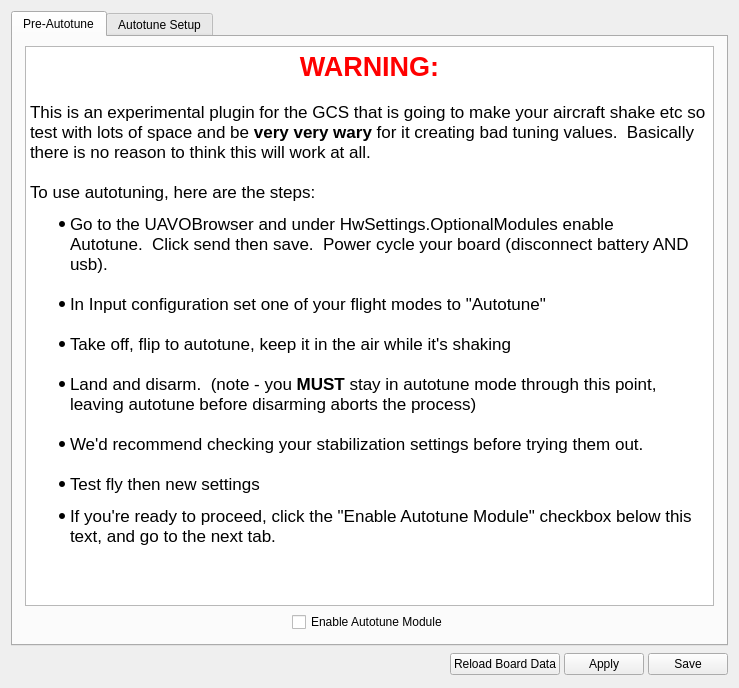
Old version of the form ground/openpilotgcs/src/plugins/config/autotune.ui in the repository openpilot/OpenPilot.
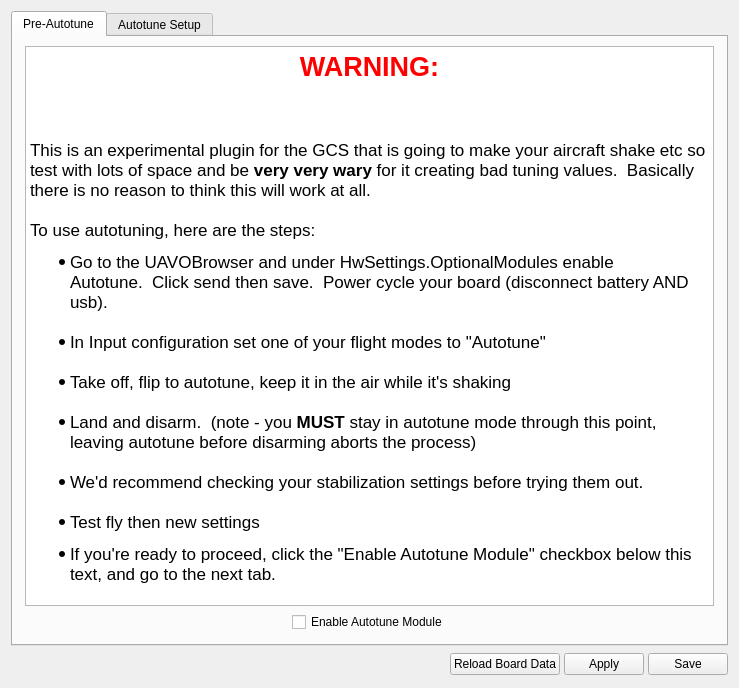
New version of the form. The open tabs and pages were chosen to show the change.

Commit message:
GCS-Yaw mixing level reverse button
Changed the slider values from -100/+100 to 0/100 and wrote the code for
the invert checkbox.
NOT TESTED

Diff of the .ui file:
```diff
--- a/ground/openpilotgcs/src/plugins/config/autotune.ui
+++ b/ground/openpilotgcs/src/plugins/config/autotune.ui
@@ -21,7 +21,7 @@
   </property>
   <layout class="QVBoxLayout" name="verticalLayout_2">
    <property name="spacing">
-    <number>-1</number>
+    <number>6</number>
    </property>
    <item>
     <widget class="QTabWidget" name="Autotune_tabs">
@@ -80,17 +80,18 @@
           <string>&lt;!DOCTYPE HTML PUBLIC &quot;-//W3C//DTD HTML 4.0//EN&quot; &quot;http://www.w3.org/TR/REC-html40/strict.dtd&quot;&gt;
 &lt;html&gt;&lt;head&gt;&lt;meta name=&quot;qrichtext&quot; content=&quot;1&quot; /&gt;&lt;style type=&quot;text/css&quot;&gt;
 p, li { white-space: pre-wrap; }
-&lt;/style&gt;&lt;/head&gt;&lt;body style=&quot; font-family:'Lucida Grande'; font-size:13pt; font-weight:400; font-style:normal;&quot;&gt;
-&lt;p align=&quot;center&quot; style=&quot; margin-top:0px; margin-bottom:0px; margin-left:0px; margin-right:0px; -qt-block-indent:0; text-indent:0px;&quot;&gt;&lt;span style=&quot; font-size:20pt; font-weight:600; color:#ff0000;&quot;&gt;WARNING:&lt;/span&gt;&lt;/p&gt;
-&lt;p style=&quot;-qt-paragraph-type:empty; margin-top:0px; margin-bottom:0px; margin-left:0px; margin-right:0px; -qt-block-indent:0; text-indent:0px;&quot;&gt;&lt;br /&gt;&lt;/p&gt;
-&lt;p style=&quot; margin-top:0px; margin-bottom:0px; margin-left:0px; margin-right:0px; -qt-block-indent:0; text-indent:0px;&quot;&gt;This is an experimental plugin for the GCS that is going to make your aircraft shake etc so test with lots of space and be &lt;span style=&quot; font-weight:600;&quot;&gt;very very wary&lt;/span&gt; for it creating bad tuning values.  Basically there is no reason to think this will work at all.&lt;br /&gt;&lt;br /&gt;To use autotuning, here are the steps:&lt;/p&gt;
-&lt;ul style=&quot;margin-top: 0px; margin-bottom: 0px; margin-left: 0px; margin-right: 0px; -qt-list-indent: 1;&quot;&gt;&lt;li style=&quot; margin-top:12px; margin-bottom:0px; margin-left:0px; margin-right:0px; -qt-block-indent:0; text-indent:0px;&quot;&gt;Go to the UAVOBrowser and under HwSettings.OptionalModules enable Autotune.  Click send then save.  Power cycle your board (disconnect battery AND usb).&lt;br /&gt;&lt;/li&gt;
-&lt;li style=&quot; margin-top:0px; margin-bottom:0px; margin-left:0px; margin-right:0px; -qt-block-indent:0; text-indent:0px;&quot;&gt;In Input configuration set one of your flight modes to &amp;quot;Autotune&amp;quot;&lt;br /&gt;&lt;/li&gt;
-&lt;li style=&quot; margin-top:0px; margin-bottom:0px; margin-left:0px; margin-right:0px; -qt-block-indent:0; text-indent:0px;&quot;&gt;Take off, flip to autotune, keep it in the air while it's shaking&lt;br /&gt;&lt;/li&gt;
-&lt;li style=&quot; margin-top:0px; margin-bottom:0px; margin-left:0px; margin-right:0px; -qt-block-indent:0; text-indent:0px;&quot;&gt;Land and disarm.  (note - you &lt;span style=&quot; font-weight:600;&quot;&gt;MUST&lt;/span&gt; stay in autotune mode through this point, leaving autotune before disarming aborts the process)&lt;br /&gt;&lt;/li&gt;
-&lt;li style=&quot; margin-top:0px; margin-bottom:0px; margin-left:0px; margin-right:0px; -qt-block-indent:0; text-indent:0px;&quot;&gt;We'd recommend checking your stabilization settings before trying them out. &lt;br /&gt;&lt;/li&gt;
-&lt;li style=&quot; margin-top:0px; margin-bottom:12px; margin-left:0px; margin-right:0px; -qt-block-indent:0; text-indent:0px;&quot;&gt;Test fly then new settings&lt;/li&gt;
-&lt;li style=&quot; margin-top:0px; margin-bottom:12px; margin-left:0px; margin-right:0px; -qt-block-indent:0; text-indent:0px;&quot;&gt;If you're ready to proceed, click the &amp;quot;Enable Autotune Module&amp;quot; checkbox below this text, and go to the next tab.&lt;/li&gt;&lt;/ul&gt;&lt;/body&gt;&lt;/html&gt;</string>
+&lt;/style&gt;&lt;/head&gt;&lt;body style=&quot; font-family:'Ubuntu'; font-size:11pt; font-weight:400; font-style:normal;&quot;&gt;
+&lt;p align=&quot;center&quot; style=&quot; margin-top:0px; margin-bottom:0px; margin-left:0px; margin-right:0px; -qt-block-indent:0; text-indent:0px;&quot;&gt;&lt;span style=&quot; font-family:'Lucida Grande'; font-size:20pt; font-weight:600; color:#ff0000;&quot;&gt;WARNING:&lt;/span&gt;&lt;/p&gt;
+&lt;p style=&quot;-qt-paragraph-type:empty; margin-top:0px; margin-bottom:0px; margin-left:0px; margin-right:0px; -qt-block-indent:0; text-indent:0px; font-family:'Lucida Grande'; font-size:13pt;&quot;&gt;&lt;/p&gt;
+&lt;p style=&quot; margin-top:0px; margin-bottom:0px; margin-left:0px; margin-right:0px; -qt-block-indent:0; text-indent:0px;&quot;&gt;&lt;span style=&quot; font-family:'Lucida Grande'; font-size:13pt;&quot;&gt;&lt;br /&gt;&lt;/span&gt;&lt;/p&gt;
+&lt;p style=&quot; margin-top:0px; margin-bottom:0px; margin-left:0px; margin-right:0px; -qt-block-indent:0; text-indent:0px;&quot;&gt;&lt;span style=&quot; font-family:'Lucida Grande'; font-size:13pt;&quot;&gt;This is an experimental plugin for the GCS that is going to make your aircraft shake etc so test with lots of space and be &lt;/span&gt;&lt;span style=&quot; font-family:'Lucida Grande'; font-size:13pt; font-weight:600;&quot;&gt;very very wary&lt;/span&gt;&lt;span style=&quot; font-family:'Lucida Grande'; font-size:13pt;&quot;&gt; for it creating bad tuning values.  Basically there is no reason to think this will work at all.&lt;br /&gt;&lt;br /&gt;To use autotuning, here are the steps:&lt;/span&gt;&lt;/p&gt;
+&lt;ul style=&quot;margin-top: 0px; margin-bottom: 0px; margin-left: 0px; margin-right: 0px; -qt-list-indent: 1;&quot;&gt;&lt;li style=&quot; font-family:'Lucida Grande'; font-size:13pt;&quot; style=&quot; margin-top:12px; margin-bottom:0px; margin-left:0px; margin-right:0px; -qt-block-indent:0; text-indent:0px;&quot;&gt;Go to the UAVOBrowser and under HwSettings.OptionalModules enable Autotune.  Click send then save.  Power cycle your board (disconnect battery AND usb).&lt;br /&gt;&lt;/li&gt;
+&lt;li style=&quot; font-family:'Lucida Grande'; font-size:13pt;&quot; style=&quot; margin-top:0px; margin-bottom:0px; margin-left:0px; margin-right:0px; -qt-block-indent:0; text-indent:0px;&quot;&gt;In Input configuration set one of your flight modes to &amp;quot;Autotune&amp;quot;&lt;br /&gt;&lt;/li&gt;
+&lt;li style=&quot; font-family:'Lucida Grande'; font-size:13pt;&quot; style=&quot; margin-top:0px; margin-bottom:0px; margin-left:0px; margin-right:0px; -qt-block-indent:0; text-indent:0px;&quot;&gt;Take off, flip to autotune, keep it in the air while it's shaking&lt;br /&gt;&lt;/li&gt;
+&lt;li style=&quot; font-family:'Lucida Grande'; font-size:13pt;&quot; style=&quot; margin-top:0px; margin-bottom:0px; margin-left:0px; margin-right:0px; -qt-block-indent:0; text-indent:0px;&quot;&gt;Land and disarm.  (note - you &lt;span style=&quot; font-weight:600;&quot;&gt;MUST&lt;/span&gt; stay in autotune mode through this point, leaving autotune before disarming aborts the process)&lt;br /&gt;&lt;/li&gt;
+&lt;li style=&quot; font-family:'Lucida Grande'; font-size:13pt;&quot; style=&quot; margin-top:0px; margin-bottom:0px; margin-left:0px; margin-right:0px; -qt-block-indent:0; text-indent:0px;&quot;&gt;We'd recommend checking your stabilization settings before trying them out. &lt;br /&gt;&lt;/li&gt;
+&lt;li style=&quot; font-family:'Lucida Grande'; font-size:13pt;&quot; style=&quot; margin-top:0px; margin-bottom:12px; margin-left:0px; margin-right:0px; -qt-block-indent:0; text-indent:0px;&quot;&gt;Test fly then new settings&lt;/li&gt;
+&lt;li style=&quot; font-family:'Lucida Grande'; font-size:13pt;&quot; style=&quot; margin-top:0px; margin-bottom:12px; margin-left:0px; margin-right:0px; -qt-block-indent:0; text-indent:0px;&quot;&gt;If you're ready to proceed, click the &amp;quot;Enable Autotune Module&amp;quot; checkbox below this text, and go to the next tab.&lt;/li&gt;&lt;/ul&gt;&lt;/body&gt;&lt;/html&gt;</string>
          </property>
         </widget>
        </item>
```
Left out of the diff: 10 changed lines with no effect on the pictures. The commit also changes 3 other files.
